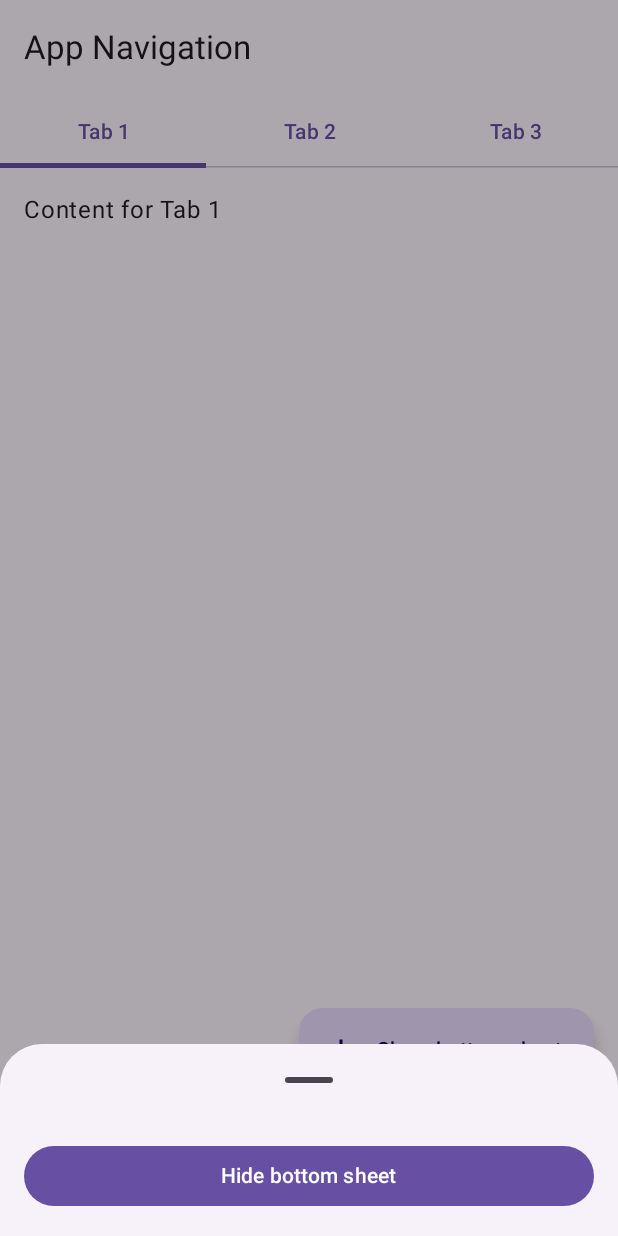
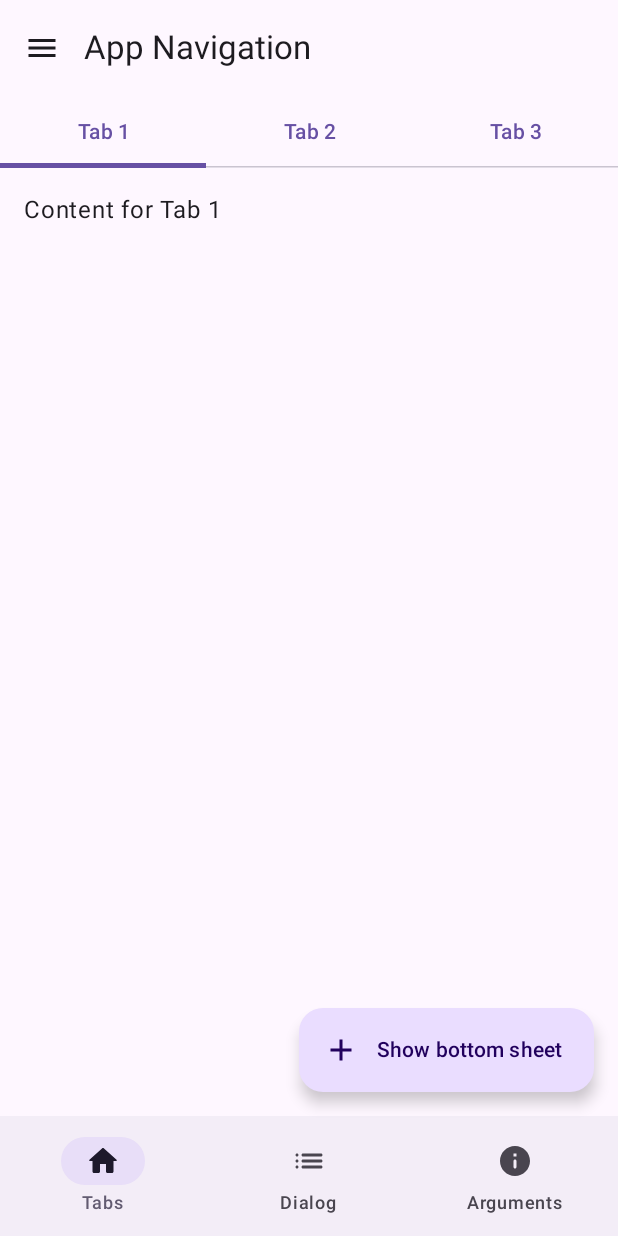
Before and after one commit to pererikbergman/kmp-navigation, an Android app built with Jetpack Compose: the screen it shows after launch (MainActivity), after a tap on "Show bottom sheet", on a phone screen of 412 x 824 dp. Run offline under Robolectric (Android 15) with nearby library versions, the phone set to English and light mode, and no system bars; 1 other tap on this screen came first.

Commit message:
Added Drawer

```diff
--- a/composeApp/src/commonMain/kotlin/RootNavigation.kt
+++ b/composeApp/src/commonMain/kotlin/RootNavigation.kt
@@ -1,3 +1,5 @@
+import androidx.compose.animation.*
+import androidx.compose.foundation.layout.fillMaxWidth
 import androidx.compose.foundation.layout.padding
 import androidx.compose.material.icons.Icons
 import androidx.compose.material.icons.automirrored.rounded.List
@@ -8,6 +10,7 @@ import androidx.compose.material.icons.rounded.Info
 import androidx.compose.material3.*
 import androidx.compose.runtime.*
 import androidx.compose.ui.Modifier
+import androidx.compose.ui.graphics.Color
 import androidx.compose.ui.graphics.vector.ImageVector
 import androidx.navigation.NavGraphBuilder
 import androidx.navigation.NavHostController
@@ -15,6 +18,7 @@ import androidx.navigation.compose.NavHost
 import androidx.navigation.compose.composable
 import arguments.addArgumentExampleScreen
 import components.BottomNavigationBarContent
+import components.DrawerContent
 import components.ModalBottomSheetContent
 import dialog.DialogExampleScreen
 import kotlinx.coroutines.launch
@@ -33,15 +37,31 @@ fun RootNavigation(
 ) {
     val scope = rememberCoroutineScope()
 
+    // Drawer Menu
+    val drawerState = rememberDrawerState(DrawerValue.Closed)
+
     // Bottom Sheet
     val sheetState = rememberModalBottomSheetState()
     var showBottomSheet by remember { mutableStateOf(false) }
 
+    ModalNavigationDrawer(
+        drawerContent = {
+            DrawerContent(
+                modifier = Modifier.fillMaxWidth(0.75f)
+            ) { scope.launch { drawerState.close() } }
+        },
+        scrimColor = Color.Black.copy(alpha = 0.32f),
+        drawerState = drawerState
+    ) {
         Scaffold(
             topBar = {
                 TopAppBar(
                     title = { Text("App Navigation") },
-
+                    navigationIcon = {
+                        IconButton(onClick = { scope.launch { drawerState.open() } }) {
+                            Icon(Icons.Filled.Menu, contentDescription = "Menu")
+                        }
+                    }
                 )
             },
             bottomBar = {
@@ -50,14 +70,6 @@ fun RootNavigation(
                 )
             },
             floatingActionButton = {
-            //FloatingActionButton(
-            //    onClick = {
-            //        showBottomSheet = true
-            //    }
-            //) {
-            //    Icon(Icons.Filled.Add, contentDescription = "")
-            //}
-
                 ExtendedFloatingActionButton(
                     text = { Text("Show bottom sheet") },
                     icon = { Icon(Icons.Filled.Add, contentDescription = "") },
@@ -91,6 +103,7 @@ fun RootNavigation(
             }
         }
     }
+}
 
 private fun NavGraphBuilder.addTabNavExampleScreen(modifier: Modifier = Modifier) {
     composable(RootScreen.TabNavExample.route) {
--- a/composeApp/src/commonMain/kotlin/components/BottomNavigationBarContent.kt
+++ b/composeApp/src/commonMain/kotlin/components/BottomNavigationBarContent.kt
@@ -9,7 +9,7 @@ import org.jetbrains.compose.ui.tooling.preview.Preview
 
 @Composable
 fun BottomNavigationBarContent(
-    navController: NavController
+    navController: NavController,
 ) {
     BottomNavigationBarContent { item ->
         navController.navigate(item.route) {
@@ -64,7 +64,7 @@ fun BottomNavigationBarContent(
 @Preview
 @Composable
 fun BottomNavigationBarContentPreview() {
-    BottomNavigationBarContent() {
+    BottomNavigationBarContent {
 
     }
 }
--- /dev/null
+++ b/composeApp/src/commonMain/kotlin/components/DrawerContent.kt
@@ -0,0 +1,39 @@
+package components
+
+import androidx.compose.foundation.layout.Column
+import androidx.compose.foundation.layout.fillMaxHeight
+import androidx.compose.foundation.layout.fillMaxWidth
+import androidx.compose.foundation.layout.padding
+import androidx.compose.material.icons.Icons
+import androidx.compose.material.icons.filled.Favorite
+import androidx.compose.material3.Icon
+import androidx.compose.material3.ModalDrawerSheet
+import androidx.compose.material3.NavigationDrawerItem
+import androidx.compose.material3.Text
+import androidx.compose.runtime.Composable
+import androidx.compose.ui.Modifier
+import androidx.compose.ui.unit.dp
+import org.jetbrains.compose.ui.tooling.preview.Preview
+
+@Composable
+fun DrawerContent(modifier: Modifier = Modifier, onOptionSelected: () -> Unit) {
+    ModalDrawerSheet {
+        Column(modifier = modifier.fillMaxHeight().padding(16.dp)) {
+            NavigationDrawerItem(
+                modifier = Modifier.fillMaxWidth(),
+                label = { Text("Close Drawer") },
+                selected = false,
+                onClick = onOptionSelected,
+                icon = { Icon(Icons.Filled.Favorite, contentDescription = "Close Drawer") }
+            )
+        }
+    }
+}
+
+@Preview
+@Composable
+fun DrawerContentPreview() {
+    DrawerContent {
+
+    }
+}
```
Lines whose indentation alone changed are shown as unchanged.
